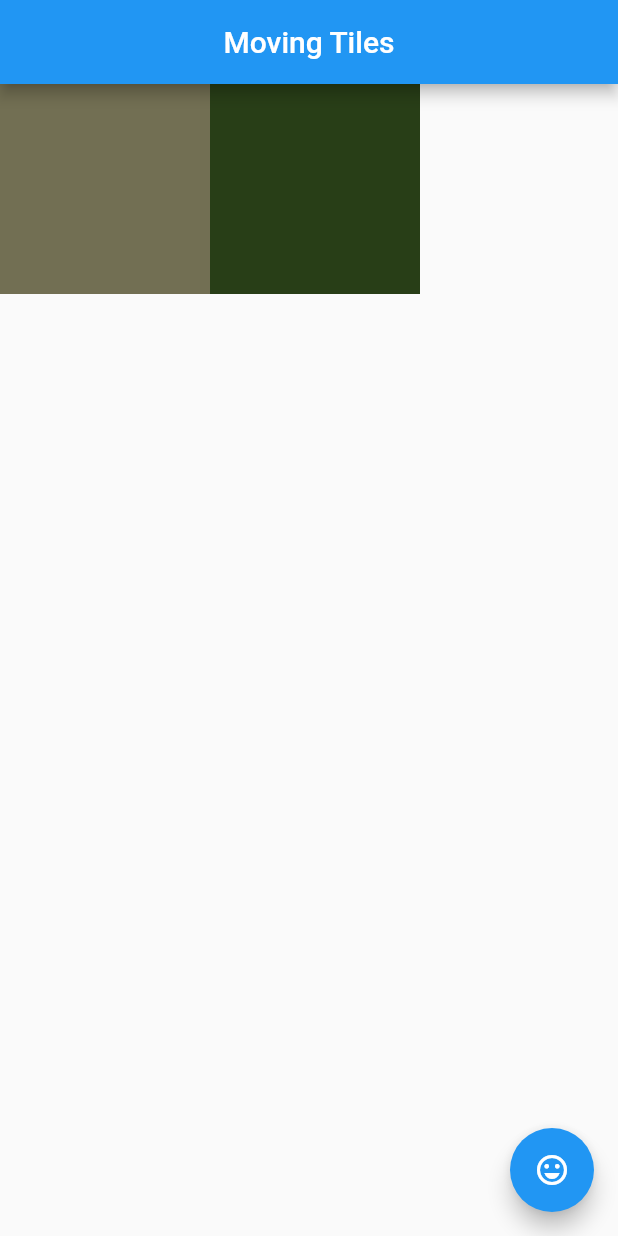
After one commit to IlaneM/AMSE, a Flutter app: the PositionedTiles screen opened directly, after a tap on the "sentiment very satisfied" icon, on a phone screen of 412 x 824 dp. The commit adds this screen. Run offline on Flutter 3.47's test engine with Material 2 defaults, Android fonts, the phone set to English and light mode, and no system bars.

Commit message:
Ex 6 (en cours)

```diff
--- /dev/null
+++ b/tp2/lib/Exercice6.dart
@@ -0,0 +1,68 @@
+import 'package:flutter/material.dart';
+import 'dart:math' as math;
+
+math.Random random = new math.Random();
+
+class Tile {
+  Color color;
+
+  Tile(this.color);
+  Tile.randomColor() {
+    this.color = Color.fromARGB(
+        255, random.nextInt(255), random.nextInt(255), random.nextInt(255));
+  }
+}
+
+// ==============
+// Widgets
+// ==============
+
+class TileWidget extends StatelessWidget {
+  final Tile tile;
+
+  TileWidget(this.tile);
+
+  @override
+  Widget build(BuildContext context) {
+    return this.coloredBox();
+  }
+
+  Widget coloredBox() {
+    return Container(
+        color: tile.color,
+        child: Padding(
+          padding: EdgeInsets.all(70.0),
+        ));
+  }
+}
+
+void main() => runApp(new MaterialApp(home: PositionedTiles()));
+
+class PositionedTiles extends StatefulWidget {
+  @override
+  State<StatefulWidget> createState() => PositionedTilesState();
+}
+
+class PositionedTilesState extends State<PositionedTiles> {
+  List<Widget> tiles =
+      List<Widget>.generate(2, (index) => TileWidget(Tile.randomColor()));
+
+  @override
+  Widget build(BuildContext context) {
+    return Scaffold(
+      appBar: AppBar(
+        title: Text('Moving Tiles'),
+        centerTitle: true,
+      ),
+      body: Row(children: tiles),
+      floatingActionButton: FloatingActionButton(
+          child: Icon(Icons.sentiment_very_satisfied), onPressed: swapTiles),
+    );
+  }
+
+  swapTiles() {
+    setState(() {
+      tiles.insert(1, tiles.removeAt(0));
+    });
+  }
+}
--- a/tp2/lib/main.dart
+++ b/tp2/lib/main.dart
@@ -1,5 +1,6 @@
 import 'package:flutter/material.dart';
 import 'dart:math' as math;
+//import 'package:tp2/Exercice6.dart'
 
 void main() {
   runApp(MyApp());
@@ -119,6 +120,20 @@ class _MyStatefulWidgetState extends State<MyStatefulWidget> {
                 },
                 title: Text('Exercice 5c'),
                 subtitle: Text("Configuration du plateau de tuiles"),
+              ),
+            ),
+            Card(
+              child: ListTile(
+                onTap: () {
+                  Navigator.push(
+                    context,
+                    MaterialPageRoute(
+                      builder: (context) => Exercice5c(),
+                    ),
+                  );
+                },
+                title: Text('Exercice 6a'),
+                subtitle: Text("Echange de deux tuiles"),
               ),
             ),
           ],
```
